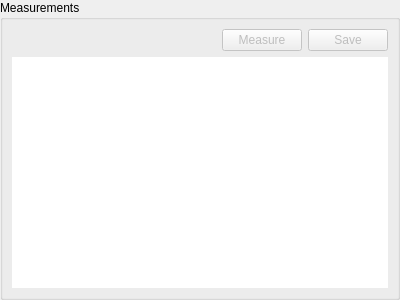
Old version of the form src/widgets/measurement_table.ui in the repository CLSA/cypress.
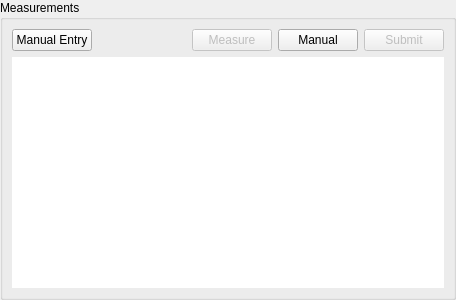
New version of the form.

Commit message: update grip strength to use new measure table, manual entry improvements

Patch:
```diff
--- a/src/widgets/measurement_table.ui
+++ b/src/widgets/measurement_table.ui
@@ -6,7 +6,7 @@
    <rect>
     <x>0</x>
     <y>0</y>
-    <width>400</width>
+    <width>456</width>
     <height>300</height>
    </rect>
   </property>
@@ -37,6 +37,13 @@
         <property name="spacing">
          <number>6</number>
         </property>
+        <item>
+         <widget class="QPushButton" name="manualEntryToggle">
+          <property name="text">
+           <string>Manual Entry</string>
+          </property>
+         </widget>
+        </item>
         <item>
          <spacer name="horizontalSpacer">
           <property name="orientation">
@@ -61,12 +68,19 @@
          </widget>
         </item>
         <item>
-         <widget class="QPushButton" name="saveButton">
+         <widget class="QPushButton" name="addMeasureButton">
+          <property name="text">
+           <string>Manual</string>
+          </property>
+         </widget>
+        </item>
+        <item>
+         <widget class="QPushButton" name="submitButton">
           <property name="enabled">
            <bool>false</bool>
           </property>
           <property name="text">
-           <string>Save</string>
+           <string>Submit</string>
           </property>
          </widget>
         </item>
```
The commit also changes 16 other files.
